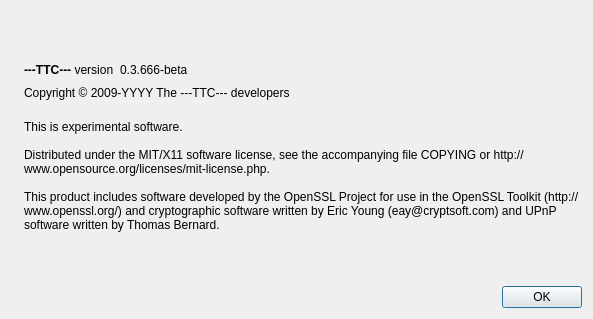
First picture: the form in src/qt/forms/aboutdialog.ui, repository neiros/TDC, before the edit.
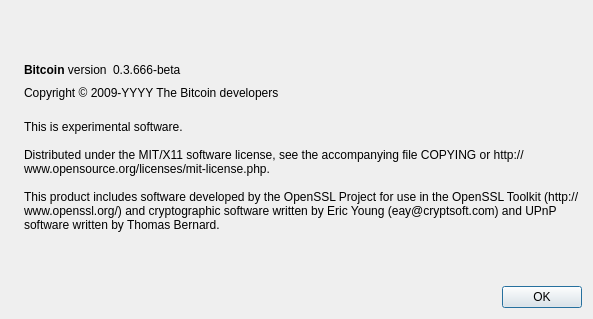
Second picture: the form after the edit. Icons and pictures are not drawn.

```diff
--- a/src/qt/forms/aboutdialog.ui
+++ b/src/qt/forms/aboutdialog.ui
@@ -50,7 +50,7 @@
           <cursorShape>IBeamCursor</cursorShape>
          </property>
          <property name="text">
-          <string>&lt;html&gt;&lt;head/&gt;&lt;body&gt;&lt;p&gt;&lt;span style=&quot; font-weight:600;&quot;&gt;---TTC---&lt;/span&gt; version&lt;/p&gt;&lt;/body&gt;&lt;/html&gt;</string>
+          <string>&lt;b&gt;Bitcoin&lt;/b&gt; version</string>
          </property>
          <property name="textInteractionFlags">
           <set>Qt::LinksAccessibleByMouse|Qt::TextSelectableByKeyboard|Qt::TextSelectableByMouse</set>
@@ -91,7 +91,7 @@
         <cursorShape>IBeamCursor</cursorShape>
        </property>
        <property name="text">
-        <string notr="true">Copyright &amp;copy; 2009-YYYY The ---TTC--- developers</string>
+        <string notr="true">Copyright &amp;copy; 2009-YYYY The Bitcoin developers</string>
        </property>
        <property name="textFormat">
         <enum>Qt::RichText</enum>
```
